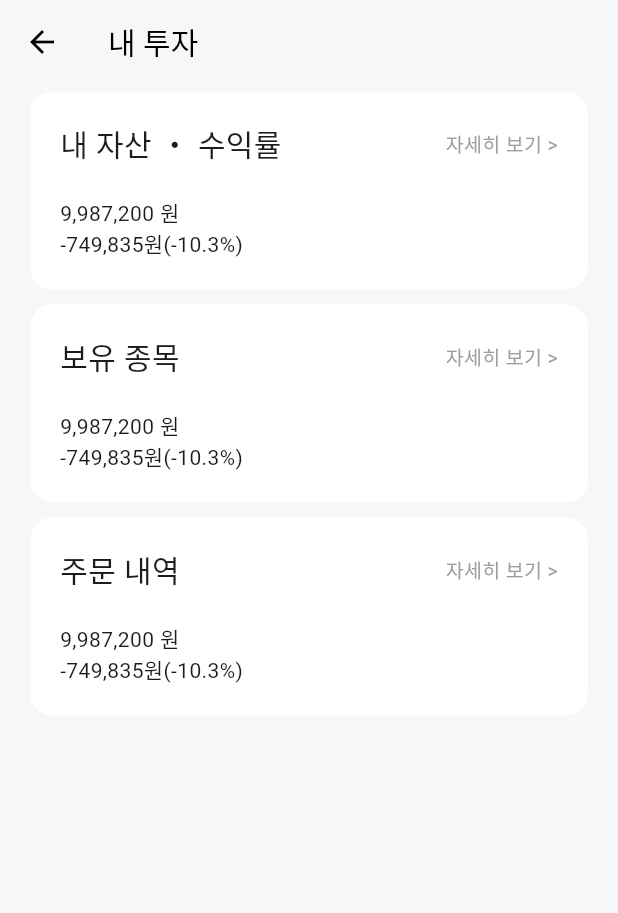
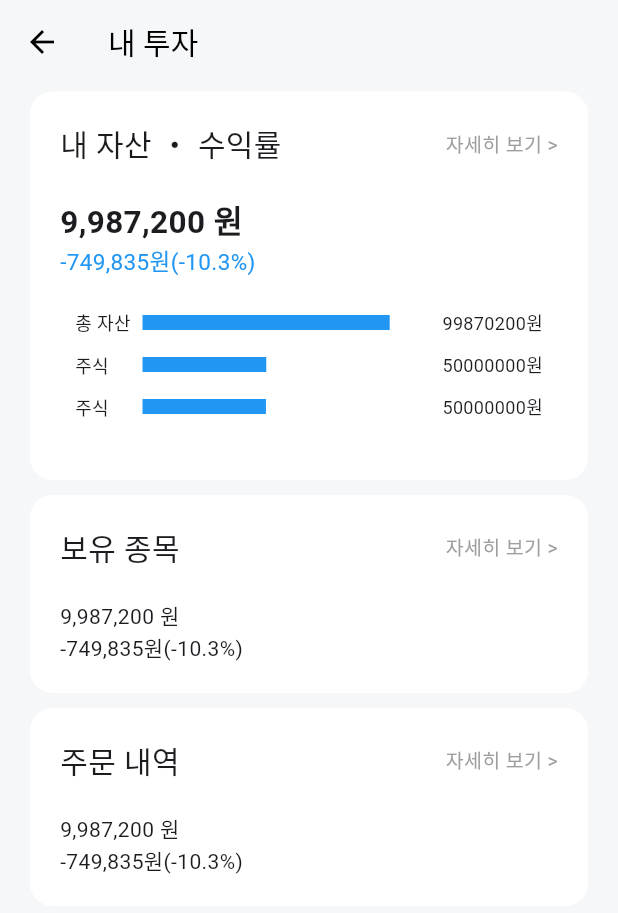
Before and after one commit to seo0o519/StocklyApp, a Flutter app: the MyInvestScreen screen opened directly, on a phone screen of 412 x 824 dp. Shown: the top 913 px of the screen. Run offline on Flutter 3.47's test engine with Material 3 defaults, Android fonts, the phone set to English and light mode, and no system bars; our stand-ins replace flutter_svg; missing offline and left inert: candlesticks.

Commit message:
feat: 내투자페이지 내 자산 그래프 구현

```diff
--- a/lib/screens/my_invest.dart
+++ b/lib/screens/my_invest.dart
@@ -2,6 +2,7 @@ import 'package:flutter/material.dart';
 import 'package:stockly/screens/assets.dart';
 import 'package:stockly/screens/holdings.dart';
 import 'package:stockly/screens/order_history.dart';
+import 'package:stockly/widgets/assets_chart.dart';
 
 class MyInvestScreen extends StatelessWidget {
   @override
@@ -11,7 +12,9 @@ class MyInvestScreen extends StatelessWidget {
 
       backgroundColor: Color(0xFFF6F7F9),
       body: SafeArea(
-          child:
+        child:
+          SingleChildScrollView(
+            child:
             Column(
               children: [
 
@@ -38,8 +41,8 @@ class MyInvestScreen extends StatelessWidget {
                               GestureDetector(
                                 onTap: (){
                                   Navigator.push(
-                                    context,
-                                    MaterialPageRoute(builder: (context) => Assets())
+                                      context,
+                                      MaterialPageRoute(builder: (context) => Assets())
                                   );
                                 },
                                 child: Text("자세히 보기 >", style: TextStyle(fontSize: 13, color: Colors.grey)),
@@ -47,8 +50,9 @@ class MyInvestScreen extends StatelessWidget {
                             ],
                           ),
                           SizedBox(height: 20),
-                          Text("9,987,200 원"),
-                          Text("-749,835원(-10.3%)")
+                          Text("9,987,200 원", style: TextStyle(fontSize: 21, fontWeight: FontWeight.w600)),
+                          Text("-749,835원(-10.3%)", style: TextStyle(fontSize:15, color:Colors.blue)),
+                          AssetsChart(),
                         ]
                     )
                 ),
@@ -129,7 +133,8 @@ class MyInvestScreen extends StatelessWidget {
                     )
                 ),
               ]
-          ),
+            ),
+        )
       ),
     );
   }
--- /dev/null
+++ b/lib/widgets/assets_chart.dart
@@ -0,0 +1,91 @@
+import 'package:flutter/material.dart';
+
+class AssetsChart extends StatefulWidget {
+  @override
+  _AssetsChartState createState() => _AssetsChartState();
+}
+
+class _AssetsChartState extends State<AssetsChart> {
+  int assets = 99870200;
+  int stock = 50000000;
+  int cash = 49870200;
+
+  @override
+  Widget build(BuildContext context) {
+    // 비율 계산
+    double stockRatio = stock / assets;
+    double cashRatio = cash / assets;
+
+    // 화면 너비를 가져오기 위해 LayoutBuilder 사용
+    return Padding(
+      padding: const EdgeInsets.symmetric(horizontal: 10, vertical: 20),
+      child: Column(
+        children: [
+          Row(
+            mainAxisAlignment: MainAxisAlignment.start, // 왼쪽 끝 정렬
+            children: [
+              SizedBox(
+                width: 45, // 고정된 넓이로 정렬
+                child: Text("총 자산", style: TextStyle(fontSize: 12)),
+              ),
+              SizedBox(
+                height: 10, // 색상 바의 높이
+                width: MediaQuery.of(context).size.width * 0.4,
+                child: DecoratedBox(
+                  decoration: BoxDecoration(
+                    color: Colors.blue,
+                  ),
+                ),
+              ),
+              Spacer(), // Spacer로 남은 공간을 채워 오른쪽 텍스트를 끝으로 보냄
+              Text('$assets원', style: TextStyle(fontSize: 12)),
+            ],
+          ),
+
+          SizedBox(height: 10), // 행 간 간격 추가
+          Row(
+            mainAxisAlignment: MainAxisAlignment.start, // 왼쪽 끝 정렬
+            children: [
+              SizedBox(
+                width: 45, // 고정된 넓이로 정렬
+                child: Text("주식", style: TextStyle(fontSize: 12)),
+              ),
+              SizedBox(
+                height: 10, // 색상 바의 높이
+                width: MediaQuery.of(context).size.width * 0.4 * stockRatio,
+                child: DecoratedBox(
+                  decoration: BoxDecoration(
+                    color: Colors.blue,
+                  ),
+                ),
+              ),
+              Spacer(), // Spacer로 남은 공간을 채워 오른쪽 텍스트를 끝으로 보냄
+              Text('$stock원', style: TextStyle(fontSize: 12)),
+            ],
+          ),
+          SizedBox(height: 10), // 행 간 간격 추가
+          Row(
+            mainAxisAlignment: MainAxisAlignment.start, // 왼쪽 끝 정렬
+            children: [
+              SizedBox(
+                width: 45, // 고정된 넓이로 정렬
+                child: Text("주식", style: TextStyle(fontSize: 12)),
+              ),
+              SizedBox(
+                height: 10, // 색상 바의 높이
+                width: MediaQuery.of(context).size.width * 0.4 * cashRatio,
+                child: DecoratedBox(
+                  decoration: BoxDecoration(
+                    color: Colors.blue,
+                  ),
+                ),
+              ),
+              Spacer(), // Spacer로 남은 공간을 채워 오른쪽 텍스트를 끝으로 보냄
+              Text('$stock원', style: TextStyle(fontSize: 12)),
+            ],
+          ),
+        ],
+      ),
+    );
+  }
+}
--- a/pubspec.yaml
+++ b/pubspec.yaml
@@ -33,6 +33,7 @@ dependencies:
   flutter_svg: ^2.0.14
   candlesticks: ^2.1.0
   http: ^1.0.0
+  syncfusion_flutter_charts: ^27.2.2
 
 
   # The following adds the Cupertino Icons font to your application.
```
Also changed, not shown: pubspec.lock.
